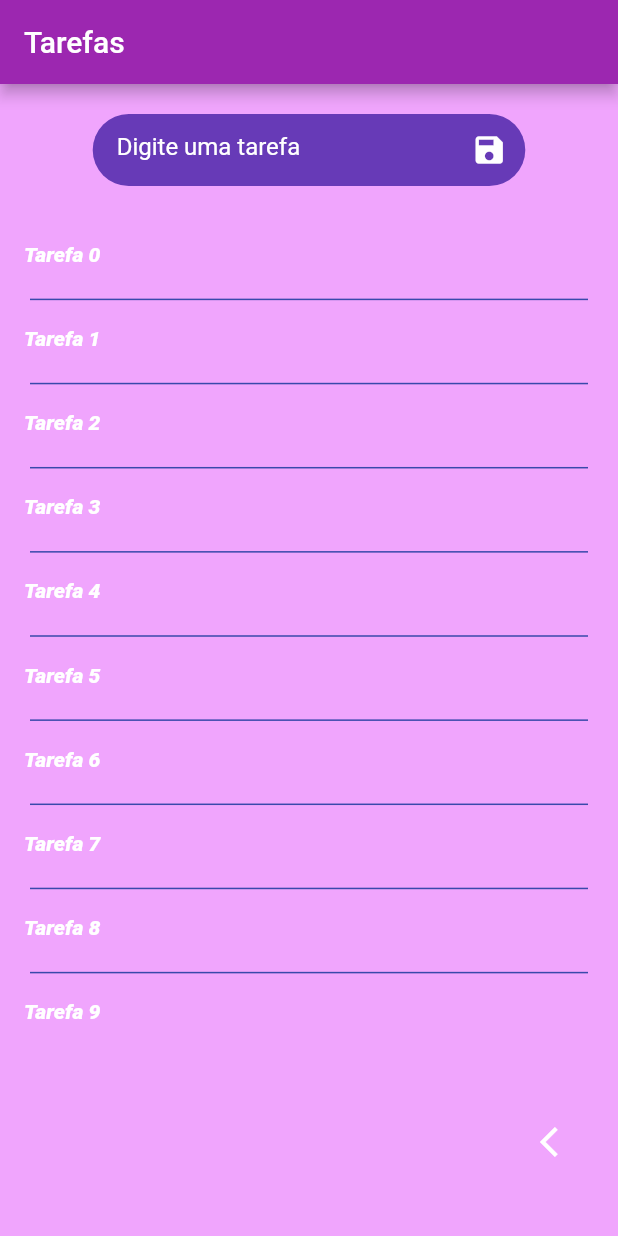
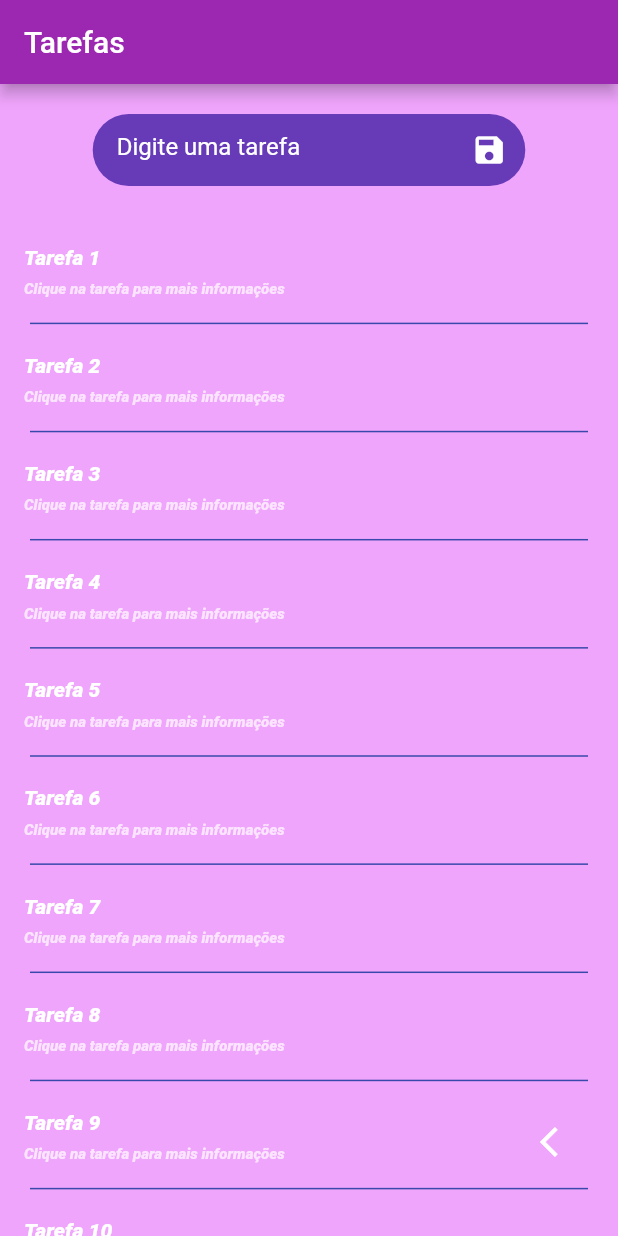
Before and after one commit to GanaxXD/LoginScreen_MobX, a Flutter app: the TaskScreen screen opened directly, on a phone screen of 412 x 824 dp. Run offline on Flutter 3.47's test engine with Material 2 defaults, Android fonts, the phone set to English and light mode, and no system bars; our stand-ins replace email_validator, flutter_mobx, mobx; missing offline and left inert: regexed_validator; generated files the repository leaves out were written again.

Commit message:
correção na exibição da lista de tarefas

```diff
--- a/lib/main.dart
+++ b/lib/main.dart
@@ -1,5 +1,6 @@
 import 'package:flutter/material.dart';
 import 'package:login_mobx/screens/login-screen.dart';
+import 'package:login_mobx/screens/taskScreen.dart';
 
 void main() => runApp(MyApp());
 
@@ -10,7 +11,7 @@ class MyApp extends StatelessWidget {
       color: Colors.blueAccent.shade400,
       title: 'Meu MobX App',
       debugShowCheckedModeBanner: false,
-      home: LoginScreen(),
+      home: TaskScreen(),
     );
   }
 }
--- a/lib/screens/taskScreen.dart
+++ b/lib/screens/taskScreen.dart
@@ -1,8 +1,7 @@
-import 'dart:ffi';
-
 import 'package:flutter/cupertino.dart';
 import 'package:flutter/material.dart';
 import 'package:flutter/rendering.dart';
+import 'package:flutter/services.dart';
 import 'package:login_mobx/screens/login-screen.dart';
 import 'package:login_mobx/widgets/textfield.dart';
 
@@ -19,7 +18,6 @@ class _TaskScreenState extends State<TaskScreen> {
   Widget build(BuildContext context) {
     return SafeArea(
         child: Scaffold(
-          resizeToAvoidBottomInset: false,
             floatingActionButton: IconButton(
               padding: const EdgeInsets.only(top: 25, bottom: 35),
               splashRadius: 120,
@@ -36,6 +34,7 @@ class _TaskScreenState extends State<TaskScreen> {
               brightness: Brightness.dark,
             ),
             body: Column(
+              mainAxisSize: MainAxisSize.max,
               children: <Widget>[
                 Container(
                   padding: EdgeInsets.all(20),
@@ -48,17 +47,16 @@ class _TaskScreenState extends State<TaskScreen> {
                       },
                       true, false),
                 ),
-                ListView.separated(
+                Expanded(child: ListView.separated(
                   shrinkWrap: true,
                   reverse: false,
-                  scrollDirection: Axis.vertical,
-                  itemCount: 10,
+                  itemCount: 30,
                   separatorBuilder: (_, __){
                     return Divider( color: Colors.indigo[600], thickness: 1, indent: 20, endIndent: 20, height: 0.1,);
                   },
                   itemBuilder: (_, index){
                     return ListTile(
-                      title: Text("Tarefa $index", style: TextStyle(
+                            title: Text("Tarefa ${index+1}", style: TextStyle(
                                 color: Colors.white, fontStyle: FontStyle.italic,
                                 fontSize: 14,
                                 textBaseline: TextBaseline.alphabetic,
@@ -68,9 +66,17 @@ class _TaskScreenState extends State<TaskScreen> {
                             onTap: (){
 
                             },
+                            subtitle: Text("Clique na tarefa para mais informações", style: TextStyle(
+                                color: Colors.white70, fontStyle: FontStyle.italic,
+                                fontSize: 10,
+                                textBaseline: TextBaseline.alphabetic,
+                                fontWeight: FontWeight.w900,
+                                height: 0.5
+                            ),overflow: TextOverflow.ellipsis),
+
                     );
                   },
-                )
+                ),)
               ],
             ),
           )
```
Lines whose indentation alone changed are shown as unchanged.
